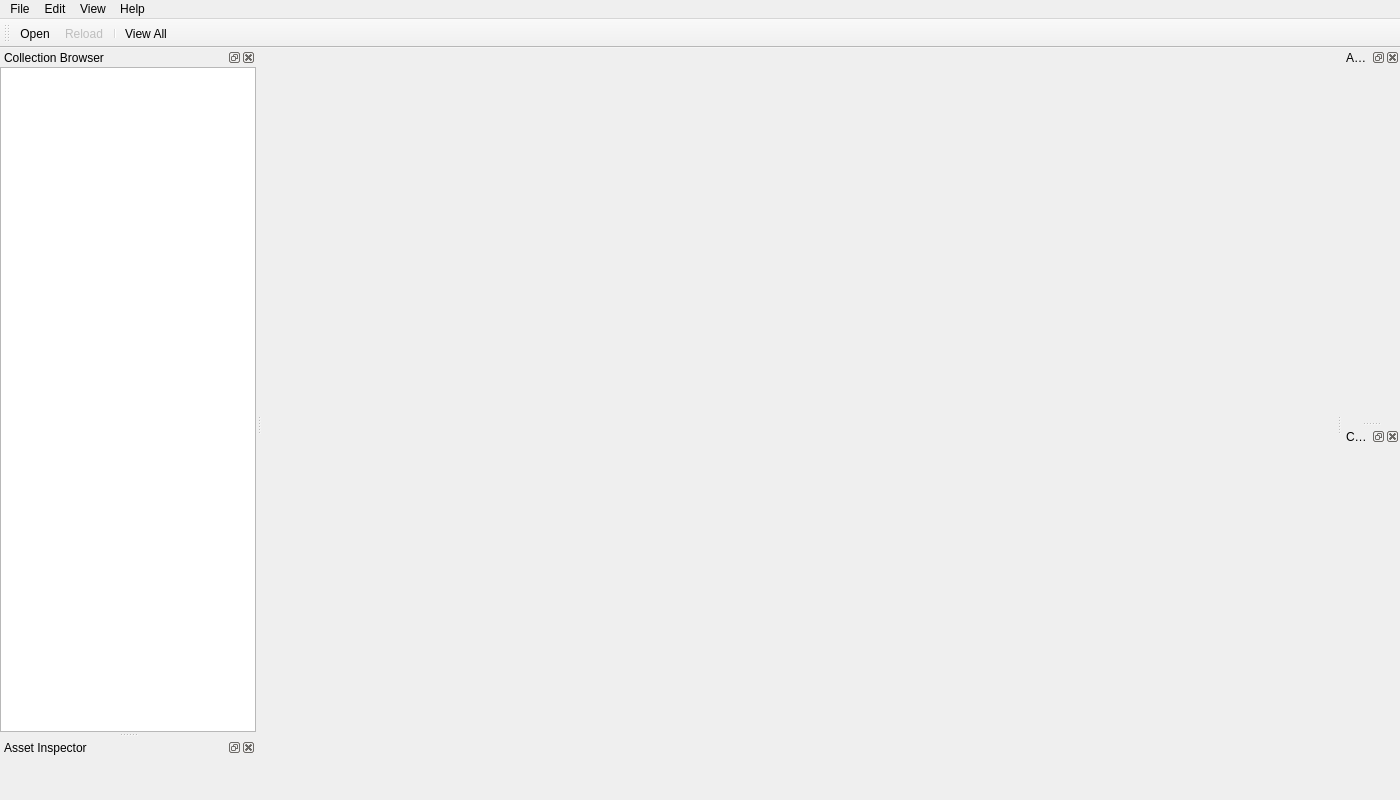
The window that tools/assetpipelineeditor/mainwindow.ui (KDAB/kuesa) describes before a commit, drawn with Qt 5.
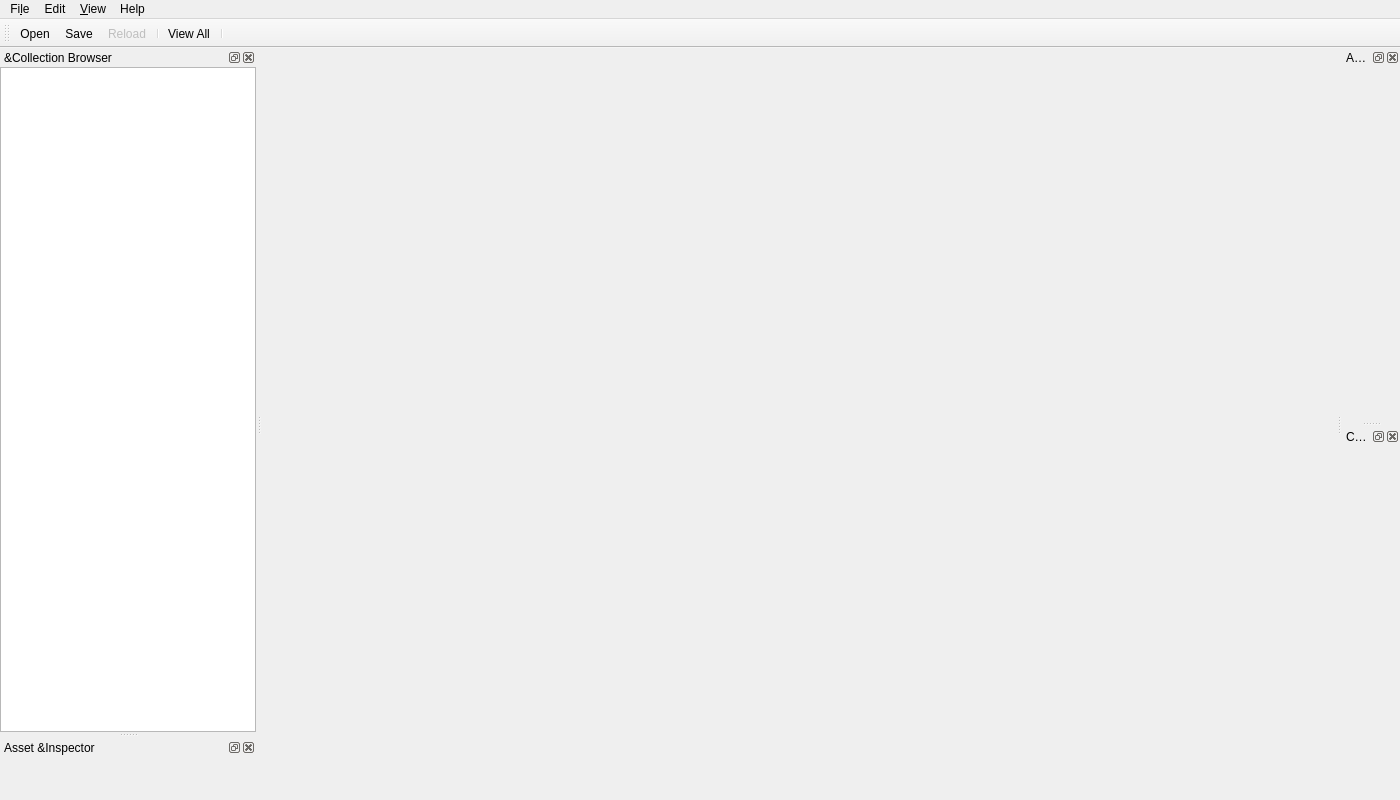
The same window after the commit. Icons and pictures are not drawn. Custom widgets are drawn as their Qt base class.

Patch:
```diff
--- a/tools/assetpipelineeditor/mainwindow.ui
+++ b/tools/assetpipelineeditor/mainwindow.ui
@@ -24,12 +24,12 @@
      <x>0</x>
      <y>0</y>
      <width>1400</width>
-     <height>22</height>
+     <height>23</height>
     </rect>
    </property>
    <widget class="QMenu" name="menuFile">
     <property name="title">
-     <string>File</string>
+     <string>Fi&amp;le</string>
     </property>
     <addaction name="actionOpen"/>
     <addaction name="actionReload"/>
@@ -44,7 +44,7 @@
    </widget>
    <widget class="QMenu" name="menuView">
     <property name="title">
-     <string>View</string>
+     <string>&amp;View</string>
     </property>
    </widget>
    <widget class="QMenu" name="menuEdit">
@@ -61,7 +61,7 @@
   </widget>
   <widget class="QDockWidget" name="collectionBrowserDockWidget">
    <property name="windowTitle">
-    <string>Collection Browser</string>
+    <string>&amp;Collection Browser</string>
    </property>
    <attribute name="dockWidgetArea">
     <number>1</number>
@@ -101,13 +101,15 @@
     <bool>false</bool>
    </attribute>
    <addaction name="actionOpen"/>
+   <addaction name="actionSave"/>
    <addaction name="actionReload"/>
    <addaction name="separator"/>
    <addaction name="actionViewAll"/>
+   <addaction name="separator"/>
   </widget>
   <widget class="QDockWidget" name="assetInspectorDockWidget">
    <property name="windowTitle">
-    <string>Asset Inspector</string>
+    <string>Asset &amp;Inspector</string>
    </property>
    <attribute name="dockWidgetArea">
     <number>1</number>
@@ -167,7 +169,7 @@
     <bool>false</bool>
    </property>
    <property name="text">
-    <string>Reload</string>
+    <string>&amp;Reload</string>
    </property>
   </action>
   <action name="actionViewAll">
@@ -197,6 +199,11 @@
     <string>Ctrl+,</string>
    </property>
   </action>
+  <action name="actionSave">
+   <property name="text">
+    <string>&amp;Save...</string>
+   </property>
+  </action>
  </widget>
  <customwidgets>
   <customwidget>
```
Left out of the diff: 11 changed lines with no effect on the pictures.
